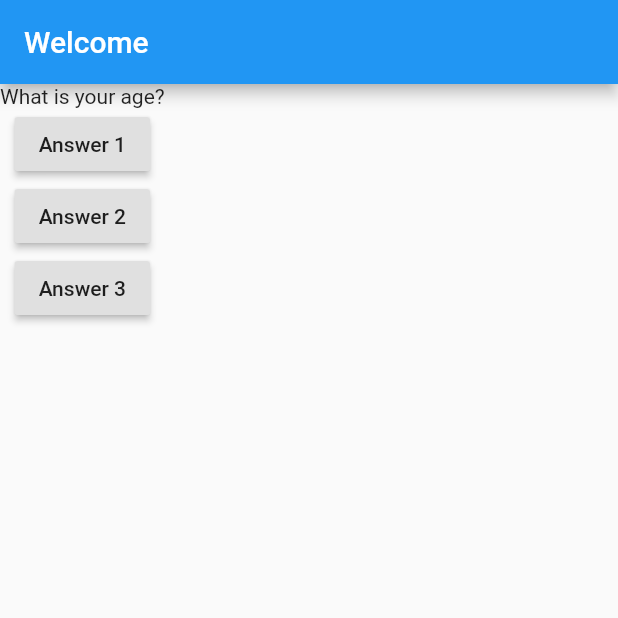
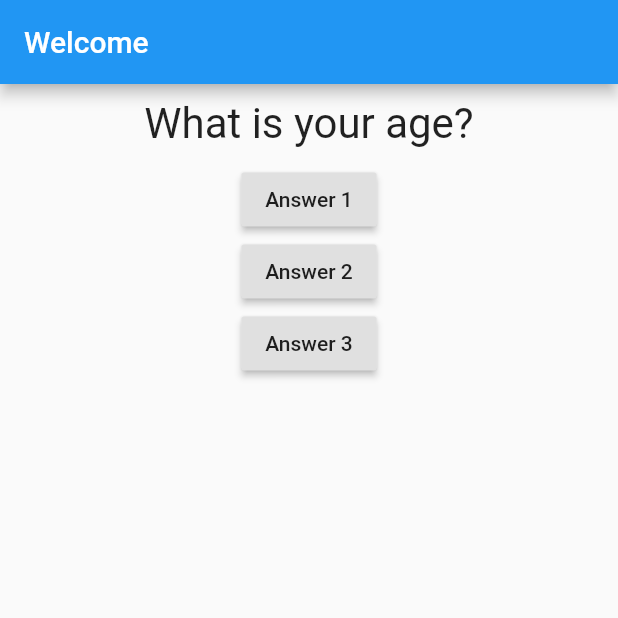
Before and after one commit to Devansh16/flutter_app, a Flutter app: the screen it shows after launch, after a tap on "Answer 1", on a phone screen of 412 x 824 dp, the top half of it. Run offline on Flutter 3.47's test engine with Material 2 defaults, Android fonts, the phone set to English and light mode, and no system bars.

Commit message:
Updated Question Widget

```diff
--- a/lib/main.dart
+++ b/lib/main.dart
@@ -1,4 +1,6 @@
 import 'package:flutter/material.dart';
+
+import './question.dart';
 
 void main() => runApp(MyApp());
 
@@ -6,16 +8,16 @@ class MyApp extends StatefulWidget {
   @override
   State<StatefulWidget> createState() {
     // TODO: implement createState
-    return MyAppState();
+    return _MyAppState();
   }
 }
 
-class MyAppState extends State<MyApp> {
-  var questionIndex = 0;
+class _MyAppState extends State<MyApp> {
+  var _questionIndex = 0;
 
-  void answerQuestion() {
+  void _answerQuestion() {
     setState(() {
-      questionIndex++;
+      _questionIndex++;
     });
   }
 
@@ -24,6 +26,7 @@ class MyAppState extends State<MyApp> {
     var questions = [
       "What is your name?",
       "What is your age?",
+      "What is your EMAIL ID?",
     ];
     return MaterialApp(
       home: Scaffold(
@@ -32,10 +35,10 @@ class MyAppState extends State<MyApp> {
         ),
         body: Column(
           children: [
-            Text(questions[questionIndex]),
+            Question(questions[_questionIndex]),
             RaisedButton(
               child: Text('Answer 1'),
-              onPressed: answerQuestion,
+              onPressed: _answerQuestion,
             ),
             RaisedButton(
               child: Text('Answer 2'),
--- /dev/null
+++ b/lib/question.dart
@@ -0,0 +1,20 @@
+import 'package:flutter/material.dart';
+
+class Question extends StatelessWidget {
+  final String questionText;
+
+  Question(this.questionText);
+
+  @override
+  Widget build(BuildContext context) {
+    return Container(
+      margin: EdgeInsets.all(10),
+      width: double.infinity,
+      child: Text(
+        questionText,
+        style: TextStyle(fontSize: 28),
+        textAlign: TextAlign.center,
+      ),
+    );
+  }
+}
```
